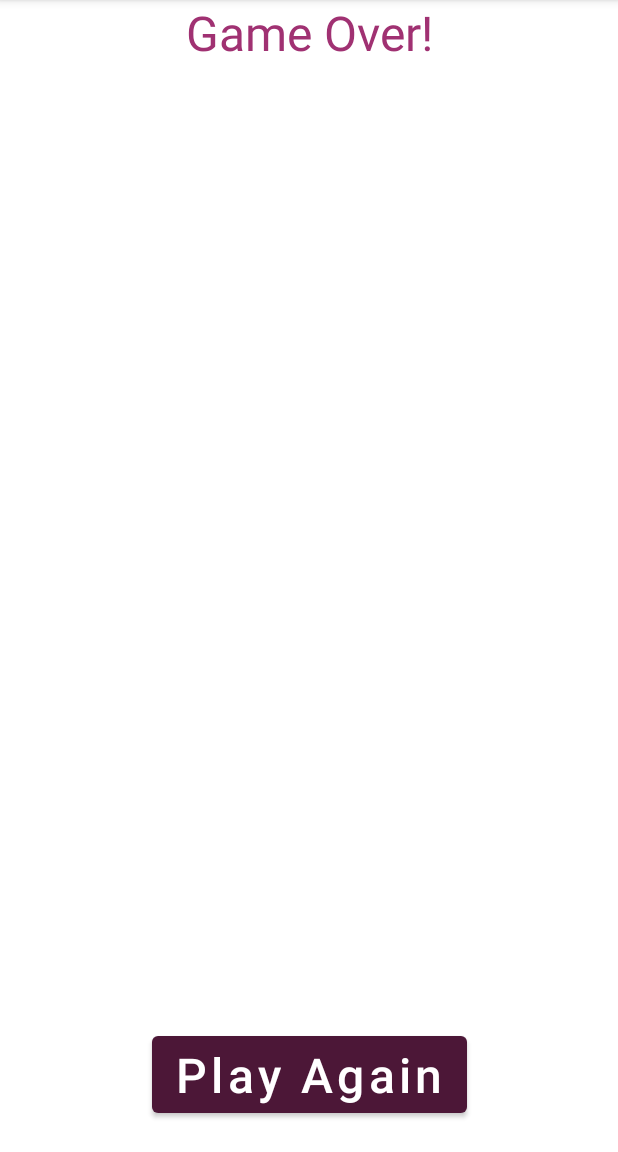
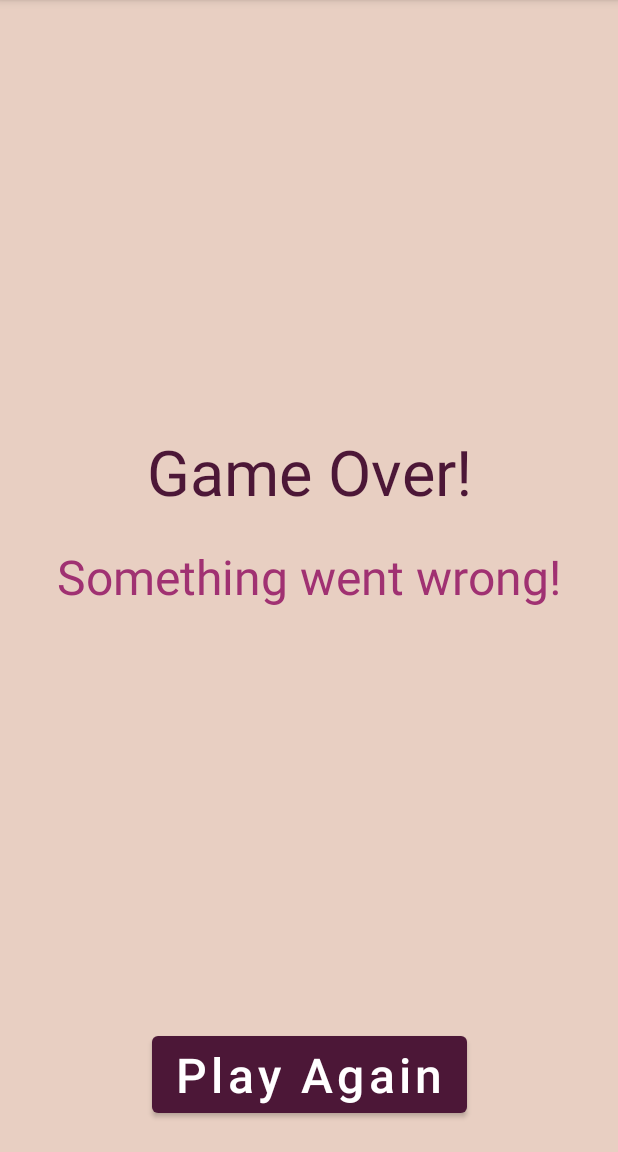
Before and after one commit to alia-io/MemoryGame, an Android app: the GameOverActivity screen opened directly, with no data from a screen before it, on a phone screen of 412 x 824 dp, the part 84-1236 px from its top. Run offline under Robolectric (Android 15) with nearby library versions, the phone set to English and light mode, and no system bars.

Commit message:
finished game over activity

```diff
--- a/app/src/main/java/com/example/memorygame/GameOverActivity.java
+++ b/app/src/main/java/com/example/memorygame/GameOverActivity.java
@@ -5,6 +5,7 @@ import androidx.appcompat.app.AppCompatActivity;
 import android.content.Intent;
 import android.os.Bundle;
 import android.view.View;
+import android.widget.TextView;
 
 public class GameOverActivity extends AppCompatActivity {
 
@@ -12,6 +13,16 @@ public class GameOverActivity extends AppCompatActivity {
     protected void onCreate(Bundle savedInstanceState) {
         super.onCreate(savedInstanceState);
         setContentView(R.layout.activity_game_over);
+
+        int score = getIntent().getIntExtra("score", 0);
+        TextView textView = findViewById(R.id.score_text);
+
+        if (score < 12) {
+            textView.setText(R.string.error_text);
+        } else {
+            String text = getString(R.string.score_text) + " " + score;
+            textView.setText(text);
+        }
     }
 
     public void playAgain(View view) {
--- a/app/src/main/java/com/example/memorygame/MainGameActivity.java
+++ b/app/src/main/java/com/example/memorygame/MainGameActivity.java
@@ -4,6 +4,7 @@ import androidx.appcompat.app.AppCompatActivity;
 
 import android.content.Intent;
 import android.os.Bundle;
+import android.util.Log;
 import android.view.ViewGroup;
 import android.view.ViewTreeObserver;
 import android.widget.GridLayout;
@@ -225,6 +226,7 @@ public class MainGameActivity extends AppCompatActivity {
     }
 
     private void gameOver() {
+        //Log.d("EndGame", "Game Over called");
         Intent intent = new Intent(this, GameOverActivity.class);
         intent.putExtra("score", score);
         startActivity(intent);
--- a/app/src/main/res/layout/activity_game_over.xml
+++ b/app/src/main/res/layout/activity_game_over.xml
@@ -3,23 +3,25 @@
     xmlns:android="http://schemas.android.com/apk/res/android"
     xmlns:app="http://schemas.android.com/apk/res-auto"
     xmlns:tools="http://schemas.android.com/tools"
+    android:background="@color/background"
     android:layout_width="match_parent"
     android:layout_height="match_parent"
     tools:context=".GameOverActivity">
     <TextView
         android:id="@+id/game_over_text"
         android:text="@string/game_over"
-        android:textSize="32sp"
-        android:textColor="@color/card_back"
+        android:textSize="42sp"
+        android:textColor="@color/card_border"
+        android:layout_marginBottom="20dp"
         android:layout_width="wrap_content"
         android:layout_height="wrap_content"
         app:layout_constraintRight_toRightOf="parent"
         app:layout_constraintLeft_toLeftOf="parent"
-        app:layout_constraintTop_toTopOf="parent" />
+        app:layout_constraintBottom_toTopOf="@id/score_text" />
     <TextView
         android:id="@+id/score_text"
-        android:textSize="42sp"
-        android:textColor="@color/card_border"
+        android:textSize="32sp"
+        android:textColor="@color/card_back"
         android:layout_width="wrap_content"
         android:layout_height="wrap_content"
         app:layout_constraintBottom_toBottomOf="parent"
--- a/app/src/main/res/values/strings.xml
+++ b/app/src/main/res/values/strings.xml
@@ -10,4 +10,6 @@
     <!--GameOverActivity-->
     <string name="game_over">Game Over!</string>
     <string name="play_again">Play Again</string>
+    <string name="score_text">Score:</string>
+    <string name="error_text">Something went wrong!</string>
 </resources>
```
Also changed, not shown: app/src/main/res/layout/activity_main_game.xml (+0 -9 lines).
